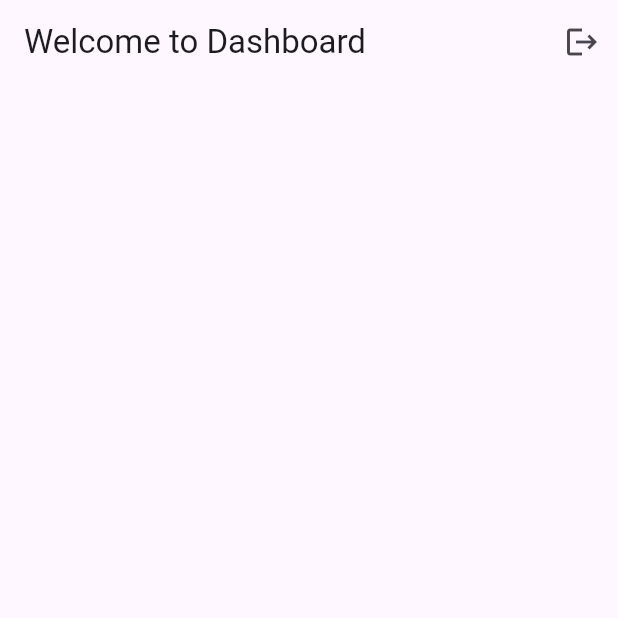
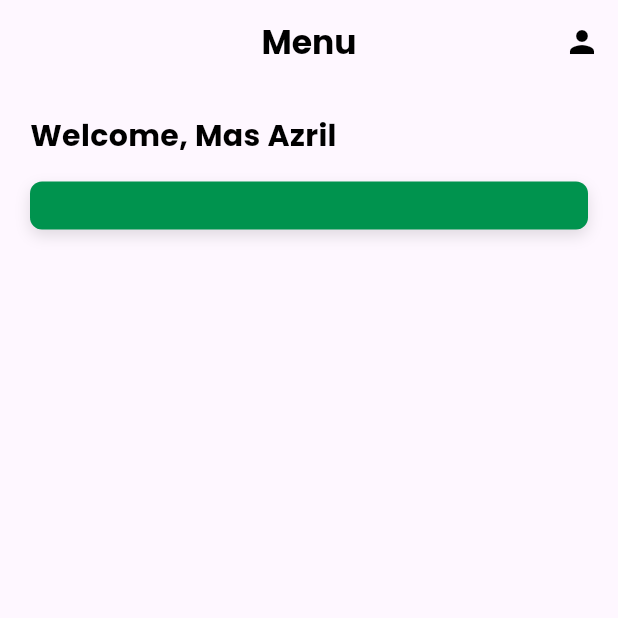
Before and after one commit to vesakhaa/latihan-kasir, a Flutter app: the Dashboard screen opened directly, on a phone screen of 412 x 824 dp, the top half of it. Run offline on Flutter 3.47's test engine with Material 3 defaults, Android fonts, the light colour scheme and no system bars; our stand-ins replace google_fonts, supabase_flutter; accounts and stored records are empty.

```diff
--- /dev/null
+++ b/lib/component/produk.dart
@@ -0,0 +1 @@
+import 'package:flutter/material.dart';
--- a/lib/main.dart
+++ b/lib/main.dart
@@ -1,5 +1,6 @@
 import 'package:flutter/material.dart';
 import 'package:pl2_kasir/auth/auth_gate.dart';
+import 'package:pl2_kasir/pages/dashboard.dart';
 import 'package:supabase_flutter/supabase_flutter.dart';
 
 Future<void> main() async {
@@ -17,7 +18,7 @@ class MainApp extends StatelessWidget {
   Widget build(BuildContext context) {
     return const MaterialApp(
       debugShowCheckedModeBanner: false,
-      home: AuthGate(
+      home: Dashboard(
       ),
     );
   }
--- a/lib/pages/dashboard.dart
+++ b/lib/pages/dashboard.dart
@@ -1,4 +1,5 @@
 import 'package:flutter/material.dart';
+import 'package:google_fonts/google_fonts.dart';
 import 'package:pl2_kasir/pages/login_pages.dart';
 
 class Dashboard extends StatefulWidget {
@@ -16,18 +17,48 @@ class _DashboardState extends State<Dashboard> {
   @override
   Widget build(BuildContext context) {
     return Scaffold(
-      body: ListView(
-        children: [
-          AppBar(
-            title: const Text('Welcome to Dashboard'),
+      appBar: AppBar(
+            title: Text('Menu', style: GoogleFonts.poppins(color: Colors.black, fontWeight: FontWeight.bold),),
+            centerTitle: true,
+            // backgroundColor: const Color(0xFF00934E),
             actions: [
-              IconButton( icon: const Icon(Icons.logout),
+              IconButton( icon: const Icon(Icons.person, color: Colors.black),
               onPressed: _signOut,
               )
             ],
-          )
-        ],
-      ) ,
+          ),
+
+      body: Padding(padding: const EdgeInsets.all(20),
+
+        child: Column(
+          crossAxisAlignment: CrossAxisAlignment.stretch,
+          children: [
+            Text("Welcome, Mas Azril", style: GoogleFonts.poppins(color: Colors.black, fontWeight: FontWeight.bold, fontSize: 20),),
+
+            const SizedBox(height: 16),
+
+            Container(
+              padding: const EdgeInsets.all(16),
+              decoration: BoxDecoration(
+                borderRadius: BorderRadius.circular(8),
+                color: const Color(0xFF00934E),
+
+                boxShadow: const [
+                  BoxShadow(
+                    color: Colors.black12,
+                    blurRadius: 8,
+                    offset: Offset(0, 4),
+                  )
+                ],
+              ),
+            )
+          ],
+
+        ),
+
+
+
+      )
     );
   }
 }
--- a/lib/pages/login_pages.dart
+++ b/lib/pages/login_pages.dart
@@ -63,14 +63,14 @@ class _LoginPageState extends State<LoginPage> {
           crossAxisAlignment: CrossAxisAlignment.stretch,
           children: [
             Image(
-              image: const AssetImage("rb_1592.png"),
+              image: const AssetImage("rb_7893.png"),
               width: screenWidth * 0.8,
             ),
 
             Text(
               "Welcome",
               style: GoogleFonts.poppins(
-                  fontSize: 20, fontWeight: FontWeight.bold),
+                  fontSize: 20, fontWeight: FontWeight.bold, color: const Color(0xFF00934E)),
             ),
             Text(
               "Please Login First",
--- a/pubspec.yaml
+++ b/pubspec.yaml
@@ -21,3 +21,5 @@ flutter:
   uses-material-design: true
   assets:
     - assets/rb_1592.png
+    - assets/rb_7893.png
+    - assets/download.jpg
```
Also changed, not shown: assets/download.jpg (added), assets/rb_7893.png (added), 1 other file.
